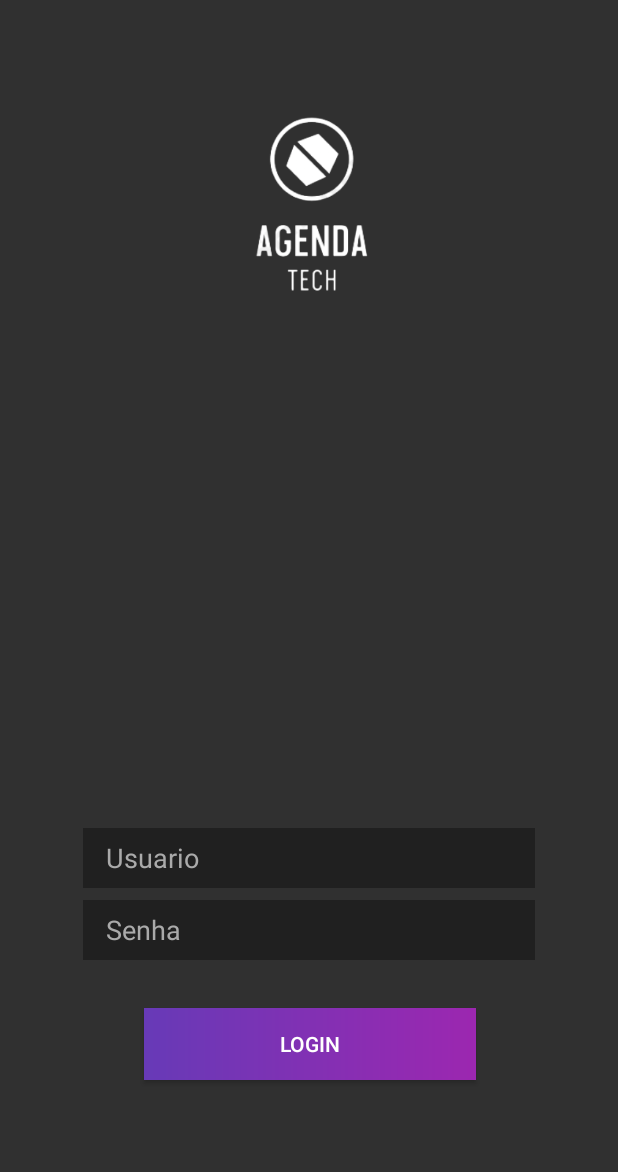
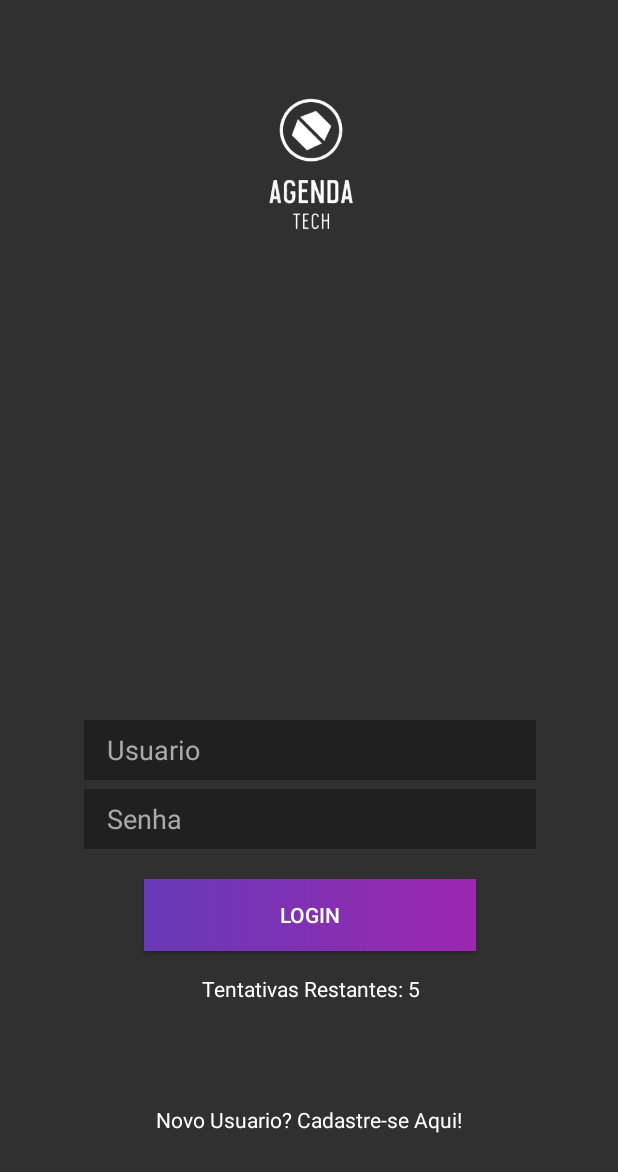
Before and after one commit to f4r0fA/ProjectDigTech, an Android app: the TelaLogin screen opened directly, with no data from a screen before it, on a phone screen of 412 x 824 dp. Shown: the top 1172 px of the screen. Run offline under Robolectric (Android 15) with nearby library versions, the phone set to English and light mode, and no system bars.

Commit message:
Implementação de novos Recursos

```diff
--- a/app/src/main/AndroidManifest.xml
+++ b/app/src/main/AndroidManifest.xml
@@ -16,7 +16,9 @@
                 <category android:name="android.intent.category.LAUNCHER" />
             </intent-filter>
         </activity>
-        <activity android:name=".TelaLogin"></activity>
+        <activity android:name=".TelaLogin" />
+        <activity android:name=".TelaPrincipal" />
+        <activity android:name=".TelaRegistro"></activity>
     </application>
 
 </manifest>
--- a/app/src/main/java/com/example/yuri/projectdigtech/TelaLogin.java
+++ b/app/src/main/java/com/example/yuri/projectdigtech/TelaLogin.java
@@ -1,19 +1,62 @@
 package com.example.yuri.projectdigtech;
 
 import android.content.Intent;
+
 import android.support.v7.app.AppCompatActivity;
 import android.os.Bundle;
 
+import android.view.View;
+import android.widget.Button;
+import android.widget.EditText;
+import android.widget.TextView;
+
 public class TelaLogin extends AppCompatActivity {
+
+
+    private EditText nome;
+    private EditText senha;
+    private TextView tvinfo;
+    private Button btnlogin;
+    private int contador = 5;
+
+
 
     @Override
     protected void onCreate(Bundle savedInstanceState) {
         super.onCreate(savedInstanceState);
         setContentView(R.layout.activity_tela_login);
 
-        //Para usar os Extras que colocamos na classe anterior, devemos declarar outra intenção, mas pegando a que acabamos de usar pra chegar nesssa tela
-        Intent intent = getIntent();//get intent pega a última instância conhecida de intenção
-        String nomeUsuario = intent.getStringExtra("nomeuser");//aqui vc declara uma variável do msm tipo do segundo parâmetro do seu putExtra na classe anterior!
-        //Agora vc pode usar o nomeUsuário que vc declarou na Activity anterior! Lembre-se de usar o tipo certo!
+
+        nome = (EditText)findViewById(R.id.nome);
+        senha = (EditText)findViewById(R.id.senha);
+        tvinfo = (TextView)findViewById(R.id.tvInfo);
+        btnlogin = (Button)findViewById(R.id.btnlogin);
+
+
+
+        btnlogin.setOnClickListener(new View.OnClickListener() {
+            @Override
+            public void onClick(View v) {
+                validate(nome.getText() .toString(), senha.getText() .toString());
+            }
+        });
     }
+
+        private void validate (String usuario, String senha){
+        if ((usuario.equals("DigTech")) && (senha.equals("tecnico"))){
+            Intent intent = new Intent(TelaLogin.this, TelaPrincipal.class);
+            startActivity(intent);
+        }else{
+            contador--;
+
+            tvinfo.setText("Tentativas Restantes: " + String.valueOf(contador));
+
+            if (contador == 0){
+                btnlogin.setEnabled(false);
+                tvinfo.setText("Por motivos de segurança, tente novamente mais tarde");
+            }
+        }
+        }
+
+
 }
--- a/app/src/main/res/layout/activity_tela_login.xml
+++ b/app/src/main/res/layout/activity_tela_login.xml
@@ -9,8 +9,8 @@
 
     <ImageView
         android:id="@+id/imageView2"
-        android:layout_width="264dp"
-        android:layout_height="227dp"
+        android:layout_width="248dp"
+        android:layout_height="171dp"
         android:layout_marginStart="8dp"
         android:layout_marginLeft="8dp"
         android:layout_marginTop="8dp"
@@ -25,14 +25,14 @@
         app:srcCompat="@drawable/img1" />
 
     <EditText
-        android:id="@+id/editText"
+        android:id="@+id/senha"
         android:layout_width="301dp"
         android:layout_height="40dp"
         android:layout_marginStart="8dp"
         android:layout_marginLeft="8dp"
         android:layout_marginEnd="8dp"
         android:layout_marginRight="8dp"
-        android:layout_marginBottom="184dp"
+        android:layout_marginBottom="258dp"
         android:background="#55000000"
         android:ems="10"
         android:hint="Senha"
@@ -42,18 +42,18 @@
         android:textColorHint="@android:color/darker_gray"
         app:layout_constraintBottom_toBottomOf="parent"
         app:layout_constraintEnd_toEndOf="parent"
-        app:layout_constraintHorizontal_bias="0.503"
+        app:layout_constraintHorizontal_bias="0.507"
         app:layout_constraintStart_toStartOf="parent" />
 
     <EditText
-        android:id="@+id/editText2"
+        android:id="@+id/nome"
         android:layout_width="301dp"
         android:layout_height="40dp"
         android:layout_marginStart="8dp"
         android:layout_marginLeft="8dp"
         android:layout_marginEnd="8dp"
         android:layout_marginRight="8dp"
-        android:layout_marginBottom="232dp"
+        android:layout_marginBottom="304dp"
         android:background="#55000000"
         android:ems="10"
         android:hint="Usuario"
@@ -63,18 +63,18 @@
         android:textColorHint="@android:color/darker_gray"
         app:layout_constraintBottom_toBottomOf="parent"
         app:layout_constraintEnd_toEndOf="parent"
-        app:layout_constraintHorizontal_bias="0.503"
+        app:layout_constraintHorizontal_bias="0.507"
         app:layout_constraintStart_toStartOf="parent" />
 
     <Button
-        android:id="@+id/button"
+        android:id="@+id/btnlogin"
         android:layout_width="221dp"
         android:layout_height="wrap_content"
         android:layout_marginStart="8dp"
         android:layout_marginLeft="8dp"
         android:layout_marginEnd="8dp"
         android:layout_marginRight="8dp"
-        android:layout_marginBottom="104dp"
+        android:layout_marginBottom="190dp"
         android:background="@drawable/gradient_1"
         android:text="LOGIN"
         android:textColor="@android:color/background_light"
@@ -82,4 +82,38 @@
         app:layout_constraintEnd_toEndOf="parent"
         app:layout_constraintHorizontal_bias="0.503"
         app:layout_constraintStart_toStartOf="parent" />
+
+    <TextView
+        android:id="@+id/tvInfo"
+        android:layout_width="wrap_content"
+        android:layout_height="wrap_content"
+        android:layout_marginStart="8dp"
+        android:layout_marginLeft="8dp"
+        android:layout_marginTop="15dp"
+        android:layout_marginEnd="8dp"
+        android:layout_marginRight="8dp"
+        android:gravity="center"
+        android:text="Tentativas Restantes: 5"
+        android:textColor="@android:color/white"
+        app:layout_constraintEnd_toEndOf="parent"
+        app:layout_constraintHorizontal_bias="0.502"
+        app:layout_constraintStart_toStartOf="parent"
+        app:layout_constraintTop_toBottomOf="@+id/btnlogin" />
+
+    <TextView
+        android:id="@+id/registrouser"
+        android:layout_width="wrap_content"
+        android:layout_height="wrap_content"
+        android:layout_marginStart="8dp"
+        android:layout_marginLeft="8dp"
+        android:layout_marginTop="8dp"
+        android:layout_marginEnd="8dp"
+        android:layout_marginRight="8dp"
+        android:layout_marginBottom="8dp"
+        android:text="Novo Usuario? Cadastre-se Aqui!"
+        android:textColor="@android:color/white"
+        app:layout_constraintBottom_toBottomOf="parent"
+        app:layout_constraintEnd_toEndOf="parent"
+        app:layout_constraintStart_toStartOf="parent"
+        app:layout_constraintTop_toBottomOf="@+id/tvInfo" />
 </android.support.constraint.ConstraintLayout>
```
Also changed, not shown: app/src/main/java/com/example/yuri/projectdigtech/TelaPrincipal.java (added, +13 -0 lines), app/src/main/java/com/example/yuri/projectdigtech/TelaRegistro.java (added, +13 -0 lines), app/src/main/res/layout/activity_tela_principal.xml (added, +10 -0 lines), app/src/main/res/layout/activity_tela_registro.xml (added, +93 -0 lines), app/src/main/res/drawable/register.png (added).
